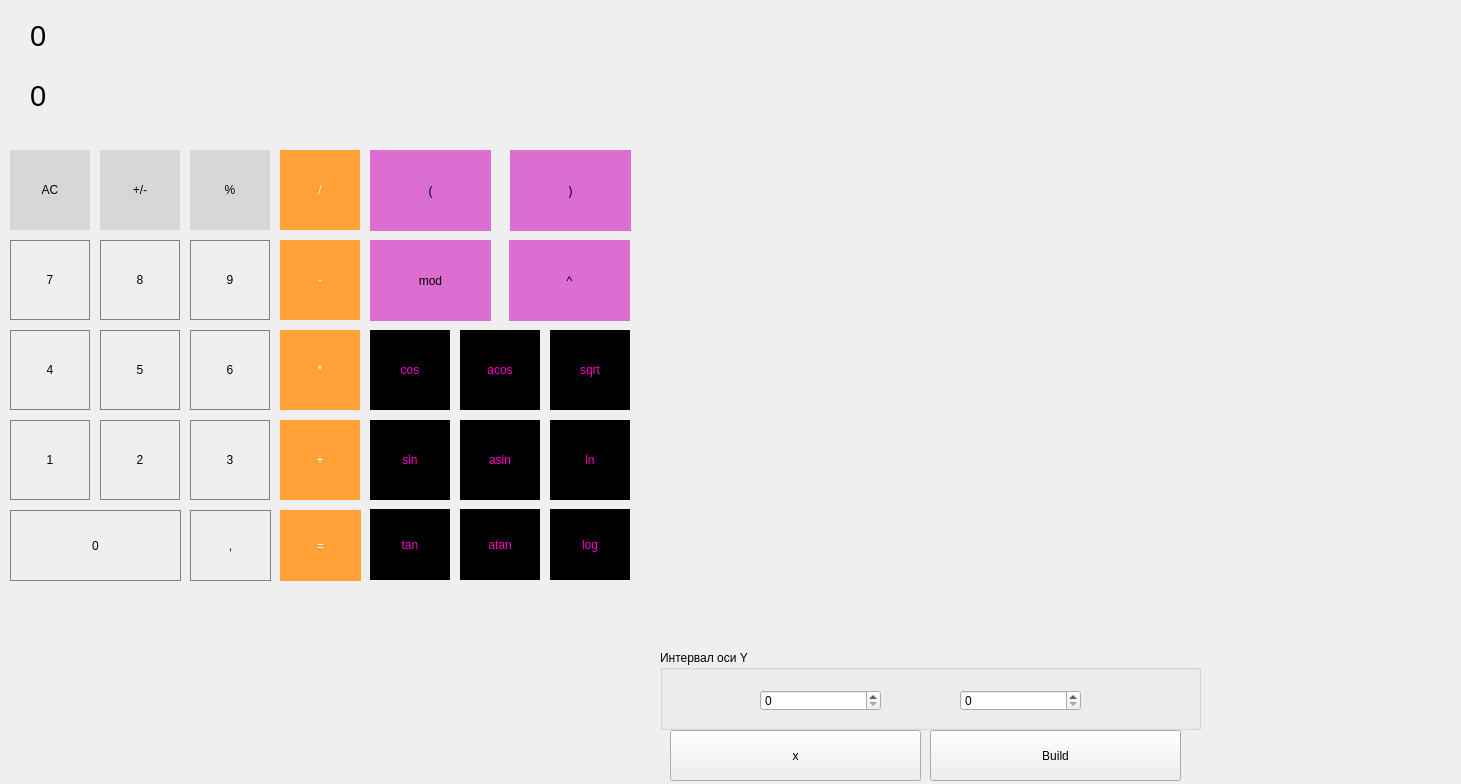
First picture: the form in src/smart_calc/mainwindow.ui, repository Serzhunya/Smart_calc, before the edit.
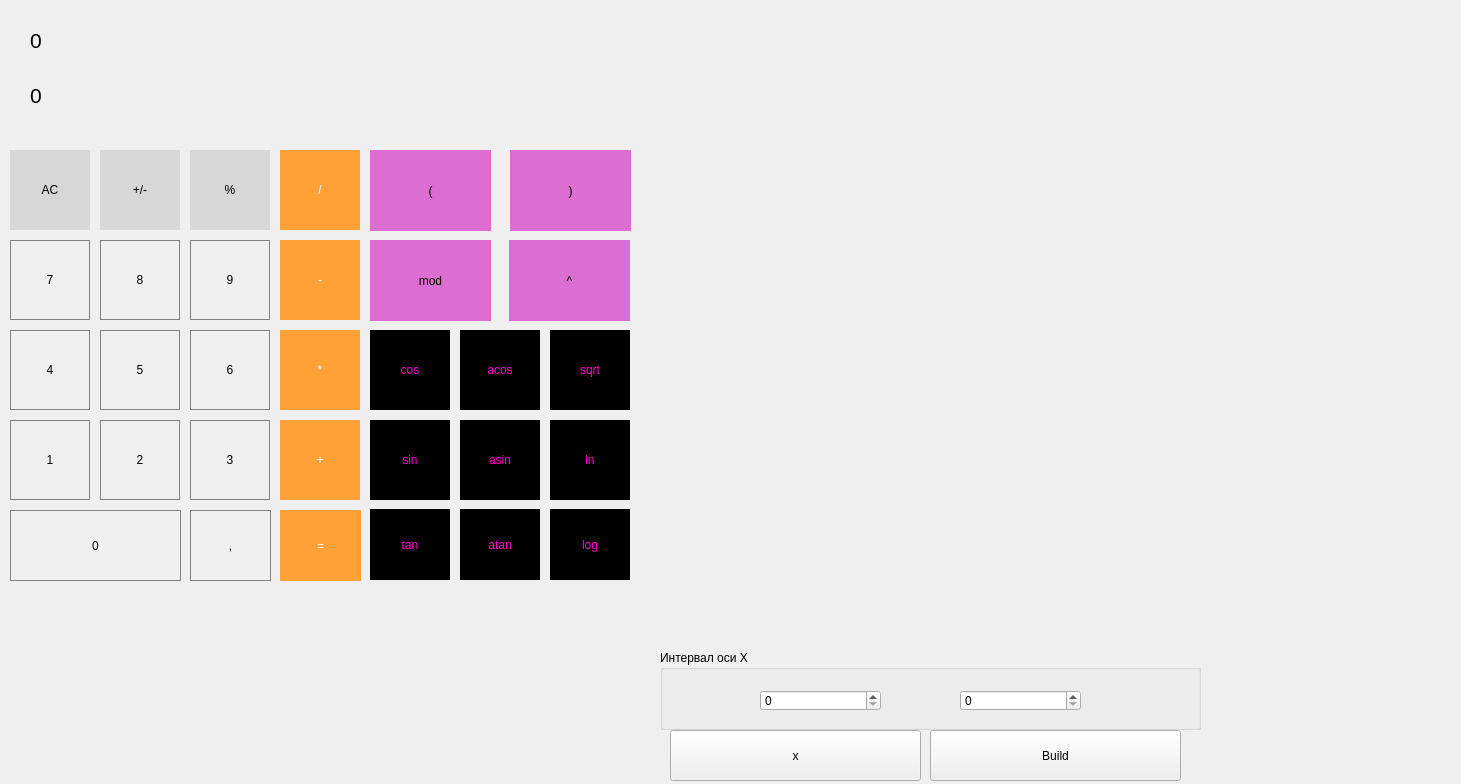
Second picture: the form after the edit. Custom widgets are drawn as their Qt base class.

What changed in the file:
```diff
--- a/src/smart_calc/mainwindow.ui
+++ b/src/smart_calc/mainwindow.ui
@@ -19,13 +19,13 @@
      <rect>
       <x>30</x>
       <y>10</y>
-      <width>551</width>
-      <height>51</height>
+      <width>1421</width>
+      <height>61</height>
      </rect>
     </property>
     <property name="font">
      <font>
-      <pointsize>22</pointsize>
+      <pointsize>16</pointsize>
      </font>
     </property>
     <property name="text">
@@ -699,7 +699,7 @@
     </property>
     <property name="font">
      <font>
-      <pointsize>22</pointsize>
+      <pointsize>16</pointsize>
      </font>
     </property>
     <property name="text">
@@ -710,9 +710,9 @@
     <property name="geometry">
      <rect>
       <x>660</x>
-      <y>10</y>
+      <y>80</y>
       <width>791</width>
-      <height>641</height>
+      <height>571</height>
      </rect>
     </property>
    </widget>
@@ -726,7 +726,7 @@
      </rect>
     </property>
     <property name="title">
-     <string>Интервал оси Y</string>
+     <string>Интервал оси X</string>
     </property>
     <widget class="QSpinBox" name="spinBox_min">
      <property name="geometry">
```
